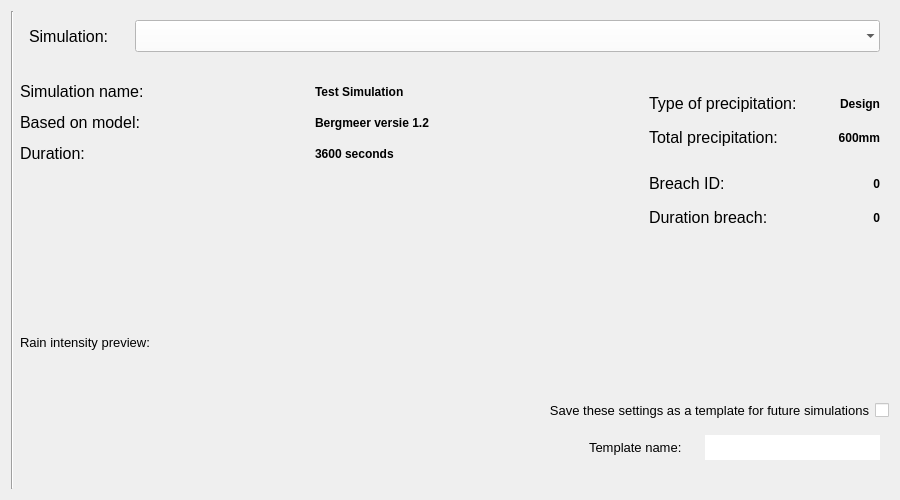
nens/threedi-api-qgis-client, file threedi_models_and_simulations/ui/simulation_wizard/page_initiation.ui: the form before one commit.
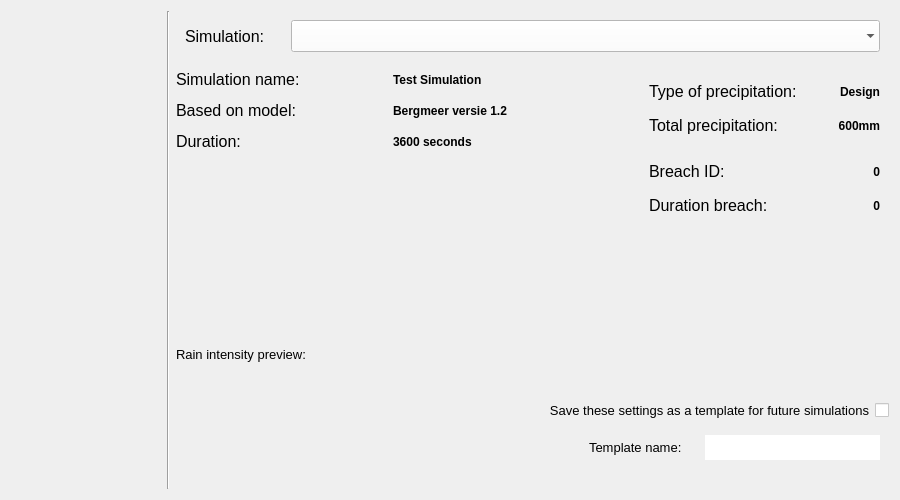
The form after the commit.

Commit message: Changed the way of showing progress of the simulation wizard.

Diff of the .ui file:
```diff
--- a/threedi_models_and_simulations/ui/simulation_wizard/page_initiation.ui
+++ b/threedi_models_and_simulations/ui/simulation_wizard/page_initiation.ui
@@ -44,38 +44,20 @@
    <bool>true</bool>
   </property>
   <layout class="QGridLayout" name="gridLayout">
-   <item row="8" column="2">
-    <widget class="QLabel" name="plot_label">
-     <property name="sizePolicy">
-      <sizepolicy hsizetype="Preferred" vsizetype="Minimum">
-       <horstretch>0</horstretch>
-       <verstretch>0</verstretch>
-      </sizepolicy>
+   <item row="6" column="2" colspan="5">
+    <spacer name="horizontalSpacer_2">
+     <property name="orientation">
+      <enum>Qt::Horizontal</enum>
      </property>
-     <property name="minimumSize">
+     <property name="sizeHint" stdset="0">
       <size>
-       <width>200</width>
+       <width>40</width>
        <height>20</height>
       </size>
      </property>
-     <property name="maximumSize">
-      <size>
-       <width>16777215</width>
-       <height>16777215</height>
-      </size>
-     </property>
-     <property name="font">
-      <font>
-       <family>Segoe UI</family>
-       <pointsize>10</pointsize>
-      </font>
-     </property>
-     <property name="text">
-      <string>Rain intensity preview:</string>
-     </property>
-    </widget>
+    </spacer>
    </item>
-   <item row="14" column="4" colspan="3">
+   <item row="8" column="4" colspan="3">
     <widget class="QWidget" name="template_widget" native="true">
      <property name="minimumSize">
       <size>
@@ -152,75 +134,20 @@
      </layout>
     </widget>
    </item>
-   <item row="14" column="3">
-    <spacer name="horizontalSpacer_4">
-     <property name="orientation">
-      <enum>Qt::Horizontal</enum>
+   <item row="0" column="1" rowspan="10">
+    <widget class="Line" name="line">
+     <property name="sizePolicy">
+      <sizepolicy hsizetype="Fixed" vsizetype="Expanding">
+       <horstretch>0</horstretch>
+       <verstretch>0</verstretch>
+      </sizepolicy>
      </property>
-     <property name="sizeHint" stdset="0">
-      <size>
-       <width>40</width>
-       <height>20</height>
-      </size>
-     </property>
-    </spacer>
-   </item>
-   <item row="0" column="0" rowspan="16">
-    <layout class="QVBoxLayout" name="wizard_steps_layout">
-     <property name="leftMargin">
-      <number>0</number>
-     </property>
-     <property name="rightMargin">
-      <number>0</number>
-     </property>
-     <property name="bottomMargin">
-      <number>0</number>
-     </property>
-    </layout>
-   </item>
-   <item row="12" column="2" colspan="5">
-    <spacer name="horizontalSpacer_2">
-     <property name="orientation">
-      <enum>Qt::Horizontal</enum>
-     </property>
-     <property name="sizeHint" stdset="0">
-      <size>
-       <width>40</width>
-       <height>20</height>
-      </size>
-     </property>
-    </spacer>
-   </item>
-   <item row="3" column="5">
-    <spacer name="horizontalSpacer">
-     <property name="orientation">
-      <enum>Qt::Horizontal</enum>
-     </property>
-     <property name="sizeType">
-      <enum>QSizePolicy::Minimum</enum>
-     </property>
-     <property name="sizeHint" stdset="0">
-      <size>
-       <width>20</width>
-       <height>20</height>
-      </size>
-     </property>
-    </spacer>
-   </item>
-   <item row="6" column="2">
-    <spacer name="verticalSpacer_2">
      <property name="orientation">
       <enum>Qt::Vertical</enum>
      </property>
-     <property name="sizeHint" stdset="0">
-      <size>
-       <width>20</width>
-       <height>40</height>
-      </size>
-     </property>
-    </spacer>
+    </widget>
    </item>
-   <item row="3" column="2" colspan="3">
+   <item row="1" column="2" colspan="3">
     <layout class="QGridLayout" name="gridLayout_5">
      <property name="sizeConstraint">
       <enum>QLayout::SetDefaultConstraint</enum>
@@ -438,27 +365,7 @@
      </item>
     </layout>
    </item>
-   <item row="9" column="2" colspan="5">
-    <layout class="QGridLayout" name="lout_plot">
-     <property name="bottomMargin">
-      <number>10</number>
-     </property>
-    </layout>
-   </item>
-   <item row="0" column="1" rowspan="16">
-    <widget class="Line" name="line">
-     <property name="sizePolicy">
-      <sizepolicy hsizetype="Fixed" vsizetype="Expanding">
-       <horstretch>0</horstretch>
-       <verstretch>0</verstretch>
-      </sizepolicy>
-     </property>
-     <property name="orientation">
-      <enum>Qt::Vertical</enum>
-     </property>
-    </widget>
-   </item>
-   <item row="13" column="2" colspan="5">
+   <item row="7" column="2" colspan="5">
     <layout class="QHBoxLayout" name="horizontalLayout_2">
      <item>
       <spacer name="horizontalSpacer_3">
@@ -537,7 +444,7 @@
      </item>
     </layout>
    </item>
-   <item row="3" column="6" rowspan="2">
+   <item row="1" column="6" rowspan="2">
     <layout class="QVBoxLayout" name="verticalLayout">
      <property name="spacing">
       <number>0</number>
@@ -818,6 +725,22 @@
      </item>
     </layout>
    </item>
+   <item row="1" column="5">
+    <spacer name="horizontalSpacer">
+     <property name="orientation">
+      <enum>Qt::Horizontal</enum>
+     </property>
+     <property name="sizeType">
+      <enum>QSizePolicy::Minimum</enum>
+     </property>
+     <property name="sizeHint" stdset="0">
+      <size>
+       <width>20</width>
+       <height>20</height>
+      </size>
+     </property>
+    </spacer>
+   </item>
    <item row="0" column="2" colspan="5">
     <widget class="QWidget" name="simulation_widget" native="true">
      <property name="sizePolicy">
@@ -901,7 +824,7 @@
      </layout>
     </widget>
    </item>
-   <item row="15" column="2" colspan="5">
+   <item row="9" column="2" colspan="5">
     <spacer name="horizontalSpacer_5">
      <property name="orientation">
       <enum>Qt::Horizontal</enum>
@@ -914,6 +837,93 @@
      </property>
     </spacer>
    </item>
+   <item row="4" column="2">
+    <widget class="QLabel" name="plot_label">
+     <property name="sizePolicy">
+      <sizepolicy hsizetype="Preferred" vsizetype="Minimum">
+       <horstretch>0</horstretch>
+       <verstretch>0</verstretch>
+      </sizepolicy>
+     </property>
+     <property name="minimumSize">
+      <size>
+       <width>200</width>
+       <height>20</height>
+      </size>
+     </property>
+     <property name="maximumSize">
+      <size>
+       <width>16777215</width>
+       <height>16777215</height>
+      </size>
+     </property>
+     <property name="font">
+      <font>
+       <family>Segoe UI</family>
+       <pointsize>10</pointsize>
+      </font>
+     </property>
+     <property name="text">
+      <string>Rain intensity preview:</string>
+     </property>
+    </widget>
+   </item>
+   <item row="8" column="3">
+    <spacer name="horizontalSpacer_4">
+     <property name="orientation">
+      <enum>Qt::Horizontal</enum>
+     </property>
+     <property name="sizeHint" stdset="0">
+      <size>
+       <width>40</width>
+       <height>20</height>
+      </size>
+     </property>
+    </spacer>
+   </item>
+   <item row="3" column="2">
+    <spacer name="verticalSpacer_2">
+     <property name="orientation">
+      <enum>Qt::Vertical</enum>
+     </property>
+     <property name="sizeHint" stdset="0">
+      <size>
+       <width>20</width>
+       <height>40</height>
+      </size>
+     </property>
+    </spacer>
+   </item>
+   <item row="5" column="2" colspan="5">
+    <layout class="QGridLayout" name="lout_plot">
+     <property name="bottomMargin">
+      <number>10</number>
+     </property>
+    </layout>
+   </item>
+   <item row="0" column="0" rowspan="10">
+    <widget class="QWidget" name="wizard_steps_widget" native="true">
+     <property name="sizePolicy">
+      <sizepolicy hsizetype="Preferred" vsizetype="Expanding">
+       <horstretch>0</horstretch>
+       <verstretch>0</verstretch>
+      </sizepolicy>
+     </property>
+     <property name="minimumSize">
+      <size>
+       <width>150</width>
+       <height>0</height>
+      </size>
+     </property>
+     <property name="maximumSize">
+      <size>
+       <width>150</width>
+       <height>16777215</height>
+      </size>
+     </property>
+     <layout class="QVBoxLayout" name="verticalLayout_2"/>
+    </widget>
+   </item>
   </layout>
  </widget>
  <resources/>
```
The commit also changes 10 other files.
